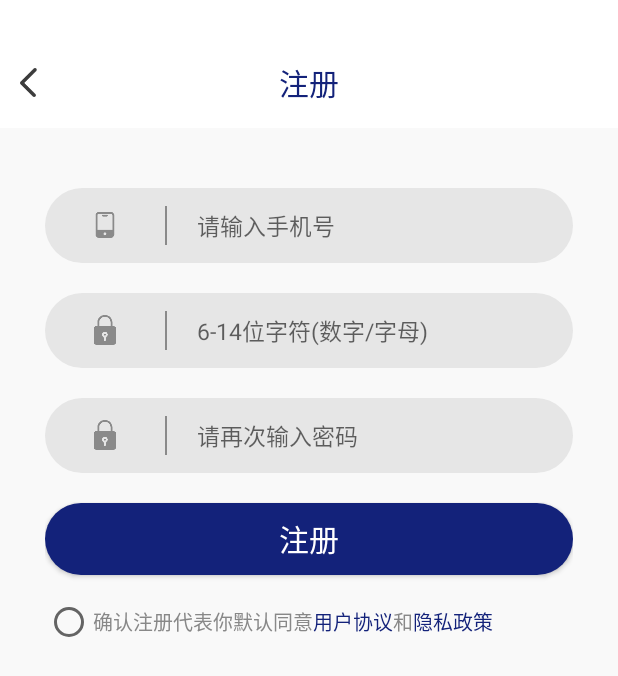
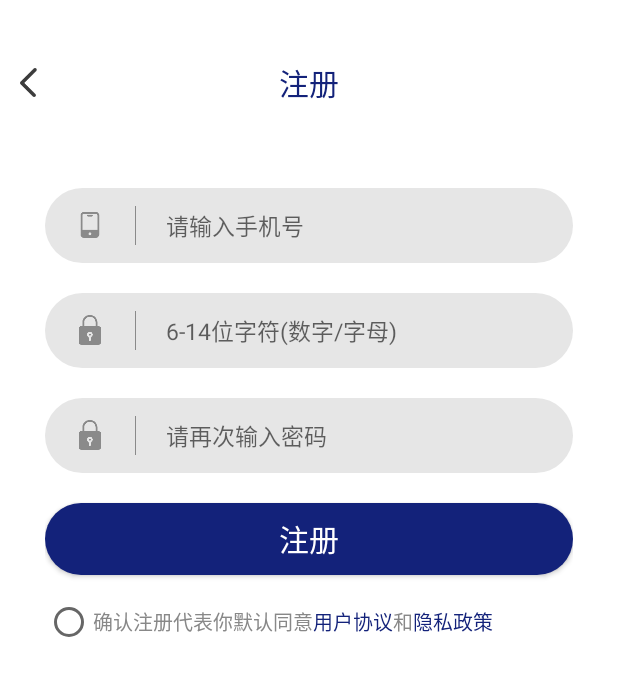
Before and after one commit to yo-lolo/yolo, an Android app: the RegisterFragment screen opened through its navigation route, on a phone screen of 412 x 824 dp. Shown: the top 676 px of the screen. Run offline under Robolectric (Android 15) with nearby library versions, the phone set to English and light mode, and no system bars; our stand-ins replace navigation-ui.

Commit message:
feat:更改部分基础配置和样式

```diff
--- a/app/src/main/AndroidManifest.xml
+++ b/app/src/main/AndroidManifest.xml
@@ -12,9 +12,9 @@
         android:allowBackup="true"
         android:dataExtractionRules="@xml/data_extraction_rules"
         android:fullBackupContent="@xml/backup_rules"
-        android:icon="@mipmap/ic_launcher"
+        android:icon="@mipmap/app_icon"
         android:label="@string/app_name"
-        android:roundIcon="@mipmap/ic_launcher_round"
+        android:roundIcon="@mipmap/app_icon"
         android:supportsRtl="true"
         android:theme="@style/Theme.MyApplication"
         tools:targetApi="31">
--- a/app/src/main/res/layout/fragment_mine.xml
+++ b/app/src/main/res/layout/fragment_mine.xml
@@ -26,6 +26,7 @@
             android:layout_height="wrap_content"
             android:layout_marginLeft="12dp"
             android:layout_marginTop="18dp"
+            android:padding="5dp"
             android:text="点击登录"
             android:textColor="@color/color_3c3c3c"
             android:textSize="15sp" />
@@ -37,7 +38,7 @@
             android:paddingVertical="5dp"
             android:paddingHorizontal="10dp"
             android:background="@drawable/edit_text_bg"
-            android:layout_marginLeft="110dp"
+            android:layout_marginLeft="100dp"
             android:layout_marginTop="18dp"/>
     </LinearLayout>
 
--- a/app/src/main/res/layout/fragment_register.xml
+++ b/app/src/main/res/layout/fragment_register.xml
@@ -10,10 +10,11 @@
 
     <LinearLayout
         android:layout_width="match_parent"
-        android:layout_height="wrap_content"
-        android:layout_marginTop="40dp"
-        android:layout_marginHorizontal="30dp"
-        android:orientation="vertical">
+        android:layout_height="match_parent"
+        android:paddingTop="40dp"
+        android:background="@color/color_FFFFFF"
+        android:orientation="vertical"
+        android:paddingHorizontal="30dp">
 
 
         <LinearLayout
@@ -26,11 +27,11 @@
             <ImageView
                 android:layout_width="20dp"
                 android:layout_height="20dp"
-                android:layout_marginHorizontal="30dp"
+                android:layout_marginHorizontal="20dp"
                 android:src="@mipmap/login_number_icon" />
 
             <View
-                android:layout_width="2px"
+                android:layout_width="1px"
                 android:layout_height="match_parent"
                 android:layout_marginVertical="12dp"
                 android:layout_marginRight="20dp"
@@ -41,10 +42,10 @@
                 android:layout_width="wrap_content"
                 android:layout_height="wrap_content"
                 android:background="@null"
-                android:textSize="15dp"
                 android:hint="请输入手机号"
+                android:maxLength="11"
                 android:maxLines="1"
-                android:maxLength="11" />
+                android:textSize="15dp" />
 
         </LinearLayout>
 
@@ -59,11 +60,11 @@
             <ImageView
                 android:layout_width="20dp"
                 android:layout_height="20dp"
-                android:layout_marginHorizontal="30dp"
+                android:layout_marginHorizontal="20dp"
                 android:src="@mipmap/login_pass_icon" />
 
             <View
-                android:layout_width="2px"
+                android:layout_width="1px"
                 android:layout_height="match_parent"
                 android:layout_marginVertical="12dp"
                 android:layout_marginRight="20dp"
@@ -74,11 +75,11 @@
                 android:layout_width="wrap_content"
                 android:layout_height="wrap_content"
                 android:background="@null"
-                android:textSize="15dp"
                 android:hint="6-14位字符(数字/字母)"
+                android:inputType="textPassword"
                 android:maxLength="20"
                 android:maxLines="1"
-                android:inputType="textPassword" />
+                android:textSize="15dp" />
 
         </LinearLayout>
 
@@ -93,11 +94,11 @@
             <ImageView
                 android:layout_width="20dp"
                 android:layout_height="20dp"
-                android:layout_marginHorizontal="30dp"
+                android:layout_marginHorizontal="20dp"
                 android:src="@mipmap/login_pass_icon" />
 
             <View
-                android:layout_width="2px"
+                android:layout_width="1px"
                 android:layout_height="match_parent"
                 android:layout_marginVertical="12dp"
                 android:layout_marginRight="20dp"
@@ -108,11 +109,11 @@
                 android:layout_width="wrap_content"
                 android:layout_height="wrap_content"
                 android:background="@null"
-                android:textSize="15dp"
                 android:hint="请再次输入密码"
+                android:inputType="textPassword"
                 android:maxLength="20"
                 android:maxLines="1"
-                android:inputType="textPassword" />
+                android:textSize="15dp" />
 
         </LinearLayout>
 
@@ -131,8 +132,8 @@
             android:layout_width="match_parent"
             android:layout_height="wrap_content"
             android:layout_marginTop="15dp"
-            android:textSize="13dp"
-            android:text="@string/reg_agree_protocol_text" />
+            android:text="@string/reg_agree_protocol_text"
+            android:textSize="13dp" />
 
     </LinearLayout>
 
--- a/app/src/main/res/values/strings.xml
+++ b/app/src/main/res/values/strings.xml
@@ -1,5 +1,5 @@
 <resources>
-    <string name="app_name">My Application</string>
+    <string name="app_name">YoLo</string>
     <string name="problem_desc"><font color='#EE1919'>*</font><font color='#3C3C3C'>问题反馈</font></string>
     <string name="agree_protocol_text"><font color='#ff888888'>登录代表你默认同意</font><font color='#13227a'>用户协议</font><font color='#ff888888'>和</font><font color='#13227a'>隐私政策</font></string>
     <string name="reg_agree_protocol_text"><font color='#ff888888'>确认注册代表你默认同意</font><font color='#13227a'>用户协议</font><font color='#ff888888'>和</font><font color='#13227a'>隐私政策</font></string>
```
Also changed, not shown: app/src/main/res/layout/fragment_login.xml (+6 -5 lines).
